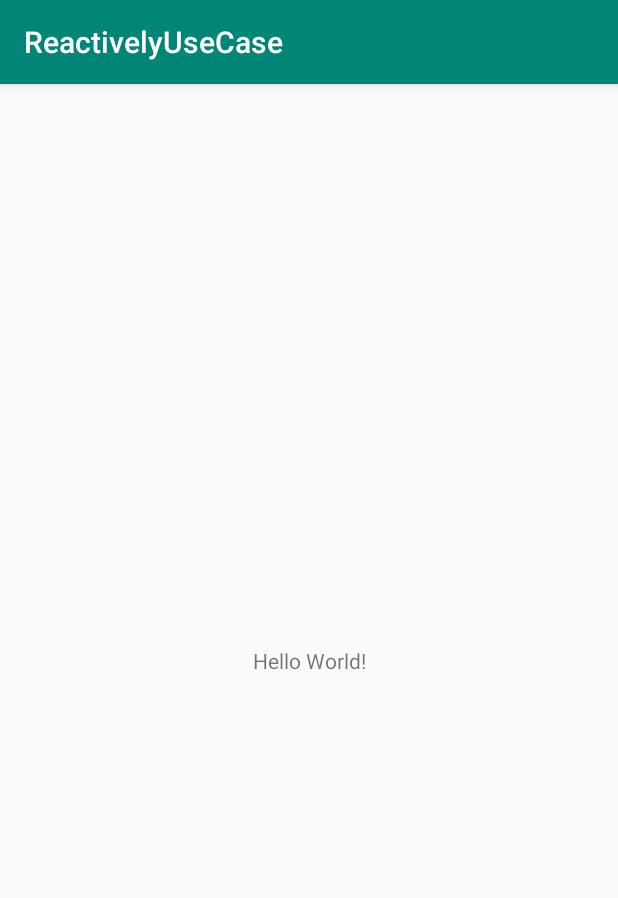
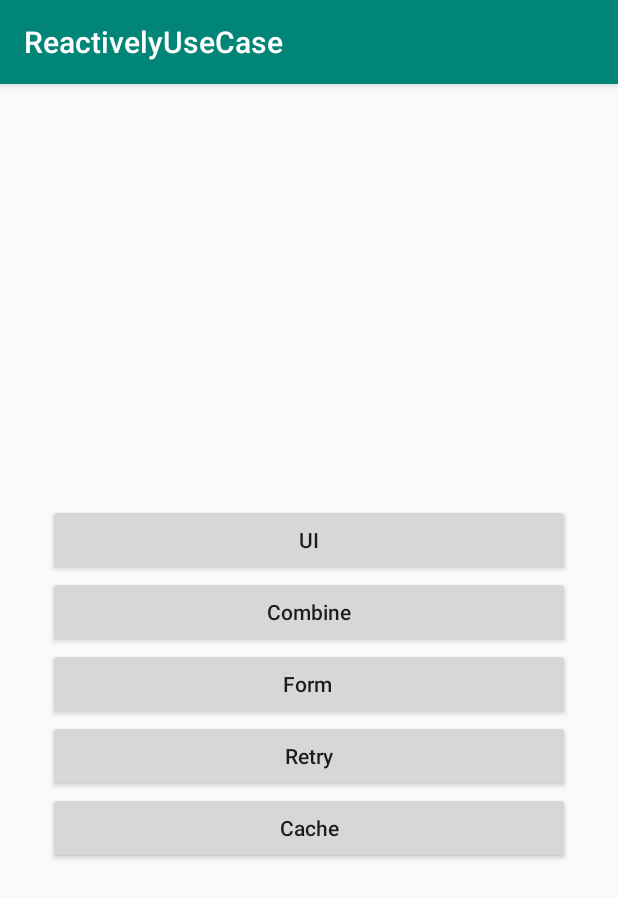
Before and after one commit to WeRockStar/ReactivelyUseCase, an Android app: the screen it shows after launch (MainActivity), on a phone screen of 412 x 824 dp. Shown: the top 898 px of the screen. Run offline under Robolectric (Android 15) with nearby library versions, the phone set to English and light mode, and no system bars.

Commit message:
Prepare ui for navigate

```diff
--- a/app/src/main/res/layout/activity_main.xml
+++ b/app/src/main/res/layout/activity_main.xml
@@ -1,19 +1,87 @@
 <?xml version="1.0" encoding="utf-8"?>
-<androidx.constraintlayout.widget.ConstraintLayout
-        xmlns:android="http://schemas.android.com/apk/res/android"
+<androidx.constraintlayout.widget.ConstraintLayout xmlns:android="http://schemas.android.com/apk/res/android"
+        xmlns:app="http://schemas.android.com/apk/res-auto"
         xmlns:tools="http://schemas.android.com/tools"
-        xmlns:app="http://schemas.android.com/apk/res-auto"
         android:layout_width="match_parent"
         android:layout_height="match_parent"
         tools:context=".MainActivity">
 
-    <TextView
-            android:layout_width="wrap_content"
+
+    <Button
+            android:id="@+id/buttonUI"
+            android:layout_width="0dp"
             android:layout_height="wrap_content"
-            android:text="Hello World!"
+            android:layout_marginStart="32dp"
+            android:layout_marginTop="32dp"
+            android:layout_marginEnd="32dp"
+            android:text="UI"
+            android:textAllCaps="false"
+            app:layout_constraintBottom_toTopOf="@+id/buttonCombine"
+            app:layout_constraintEnd_toEndOf="parent"
+            app:layout_constraintHorizontal_bias="0.5"
+            app:layout_constraintStart_toStartOf="parent"
+            app:layout_constraintTop_toTopOf="parent"
+            app:layout_constraintVertical_chainStyle="packed" />
+
+    <Button
+            android:id="@+id/buttonCombine"
+            android:layout_width="0dp"
+            android:layout_height="wrap_content"
+            android:layout_marginStart="32dp"
+            android:layout_marginEnd="32dp"
+            android:capitalize="none"
+            android:text="Combine"
+            android:textAllCaps="false"
+            app:layout_constraintBottom_toTopOf="@+id/buttonForm"
+            app:layout_constraintEnd_toEndOf="parent"
+            app:layout_constraintHorizontal_bias="0.5"
+            app:layout_constraintStart_toStartOf="parent"
+            app:layout_constraintTop_toBottomOf="@+id/buttonUI"
+            app:layout_constraintVertical_chainStyle="packed" />
+
+    <Button
+            android:id="@+id/buttonForm"
+            android:layout_width="0dp"
+            android:layout_height="wrap_content"
+            android:layout_marginStart="32dp"
+            android:layout_marginEnd="32dp"
+            android:text="Form "
+            android:textAllCaps="false"
+            app:layout_constraintBottom_toTopOf="@+id/buttonRetry"
+            app:layout_constraintEnd_toEndOf="parent"
+            app:layout_constraintHorizontal_bias="0.5"
+            app:layout_constraintStart_toStartOf="parent"
+            app:layout_constraintTop_toBottomOf="@+id/buttonCombine"
+            app:layout_constraintVertical_chainStyle="packed" />
+
+    <Button
+            android:id="@+id/buttonRetry"
+            android:layout_width="0dp"
+            android:layout_height="wrap_content"
+            android:layout_marginStart="32dp"
+            android:layout_marginEnd="32dp"
+            android:text="Retry"
+            android:textAllCaps="false"
+            app:layout_constraintBottom_toTopOf="@+id/buttonCache"
+            app:layout_constraintEnd_toEndOf="parent"
+            app:layout_constraintHorizontal_bias="0.5"
+            app:layout_constraintStart_toStartOf="parent"
+            app:layout_constraintTop_toBottomOf="@+id/buttonForm"
+            app:layout_constraintVertical_chainStyle="packed" />
+
+    <Button
+            android:id="@+id/buttonCache"
+            android:layout_width="0dp"
+            android:layout_height="wrap_content"
+            android:layout_marginStart="32dp"
+            android:layout_marginEnd="32dp"
+            android:text="Cache"
+            android:textAllCaps="false"
             app:layout_constraintBottom_toBottomOf="parent"
-            app:layout_constraintLeft_toLeftOf="parent"
-            app:layout_constraintRight_toRightOf="parent"
-            app:layout_constraintTop_toTopOf="parent"/>
-
+            app:layout_constraintEnd_toEndOf="parent"
+            app:layout_constraintHorizontal_bias="0.5"
+            app:layout_constraintStart_toStartOf="parent"
+            app:layout_constraintTop_toBottomOf="@+id/buttonRetry"
+            app:layout_constraintVertical_bias="0.0"
+            app:layout_constraintVertical_chainStyle="packed" />
 </androidx.constraintlayout.widget.ConstraintLayout>
```
